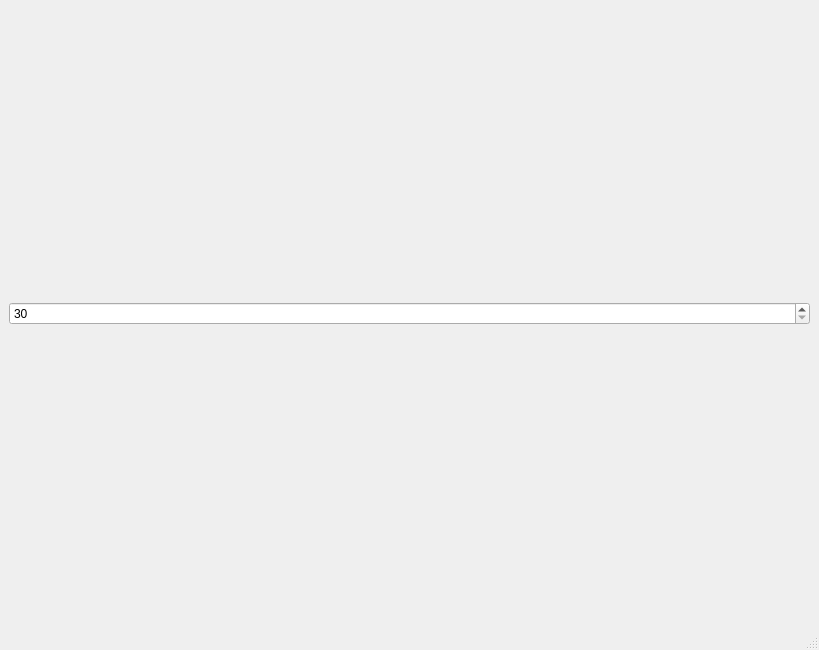
Old version of the form sphere-mov-viz/mainwindow.ui in the repository NastyaAR/cg-course-work.
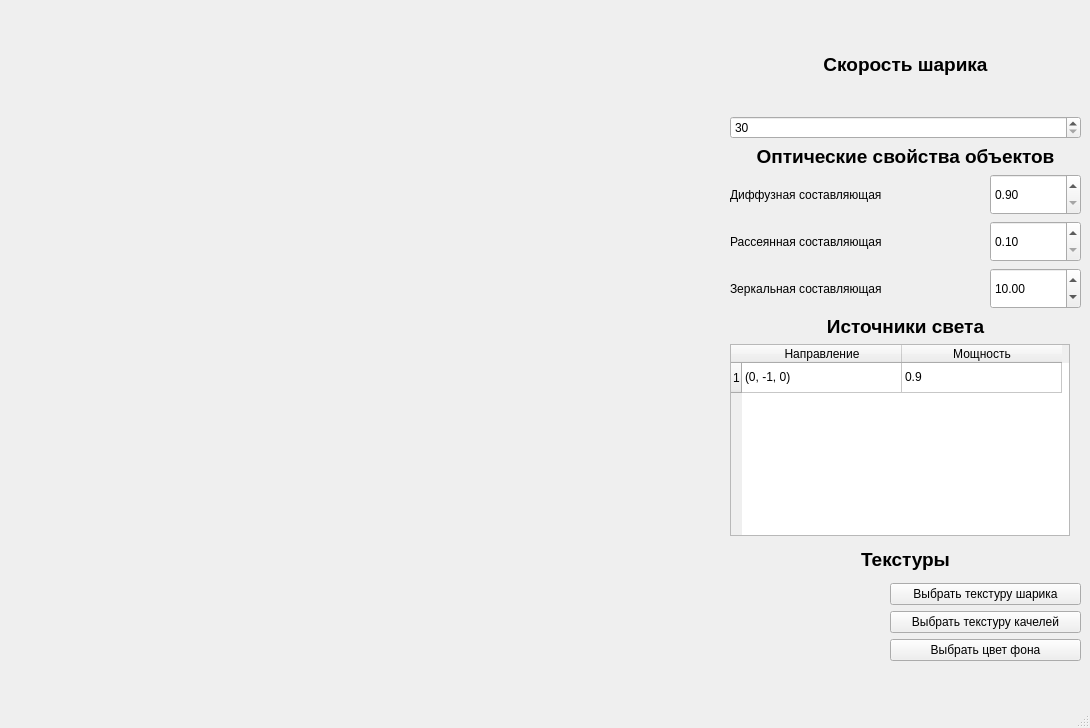
New version of the form.

Commit message: interface start, refactor

```diff
--- a/sphere-mov-viz/mainwindow.ui
+++ b/sphere-mov-viz/mainwindow.ui
@@ -6,32 +6,341 @@
    <rect>
     <x>0</x>
     <y>0</y>
-    <width>819</width>
-    <height>650</height>
+    <width>1090</width>
+    <height>728</height>
    </rect>
   </property>
   <property name="windowTitle">
    <string>Визуализация движения шарика на качелях</string>
   </property>
   <widget class="QWidget" name="centralwidget">
-   <layout class="QGridLayout" name="gridLayout_2">
-    <item row="0" column="0">
-     <widget class="QSpinBox" name="spinBox">
-      <property name="minimum">
-       <number>30</number>
-      </property>
-      <property name="maximum">
-       <number>250</number>
-      </property>
-      <property name="singleStep">
-       <number>10</number>
-      </property>
-     </widget>
-    </item>
-    <item row="1" column="0">
-     <layout class="QGridLayout" name="gridLayout"/>
-    </item>
-   </layout>
+   <widget class="QWidget" name="">
+    <property name="geometry">
+     <rect>
+      <x>30</x>
+      <y>20</y>
+      <width>681</width>
+      <height>641</height>
+     </rect>
+    </property>
+    <layout class="QGridLayout" name="gridLayout"/>
+   </widget>
+   <widget class="QWidget" name="">
+    <property name="geometry">
+     <rect>
+      <x>730</x>
+      <y>20</y>
+      <width>351</width>
+      <height>641</height>
+     </rect>
+    </property>
+    <layout class="QVBoxLayout" name="verticalLayout_4">
+     <item>
+      <layout class="QVBoxLayout" name="verticalLayout_2">
+       <item>
+        <widget class="QLabel" name="label">
+         <property name="text">
+          <string>&lt;html&gt;&lt;head/&gt;&lt;body&gt;&lt;p align=&quot;center&quot;&gt;&lt;span style=&quot; font-size:14pt; font-weight:600;&quot;&gt;Скорость шарика&lt;/span&gt;&lt;/p&gt;&lt;/body&gt;&lt;/html&gt;</string>
+         </property>
+        </widget>
+       </item>
+       <item>
+        <widget class="QSpinBox" name="spinBox">
+         <property name="minimum">
+          <number>30</number>
+         </property>
+         <property name="maximum">
+          <number>250</number>
+         </property>
+         <property name="singleStep">
+          <number>10</number>
+         </property>
+        </widget>
+       </item>
+      </layout>
+     </item>
+     <item>
+      <layout class="QGridLayout" name="gridLayout_3">
+       <item row="0" column="0">
+        <widget class="QLabel" name="label_3">
+         <property name="text">
+          <string>&lt;html&gt;&lt;head/&gt;&lt;body&gt;&lt;p align=&quot;center&quot;&gt;&lt;span style=&quot; font-size:14pt; font-weight:600;&quot;&gt;Оптические свойства объектов&lt;/span&gt;&lt;/p&gt;&lt;/body&gt;&lt;/html&gt;</string>
+         </property>
+        </widget>
+       </item>
+       <item row="1" column="0">
+        <layout class="QGridLayout" name="gridLayout_2">
+         <item row="2" column="1">
+          <widget class="QDoubleSpinBox" name="doubleSpinBox_3">
+           <property name="sizePolicy">
+            <sizepolicy hsizetype="Minimum" vsizetype="Minimum">
+             <horstretch>0</horstretch>
+             <verstretch>0</verstretch>
+            </sizepolicy>
+           </property>
+           <property name="minimumSize">
+            <size>
+             <width>91</width>
+             <height>41</height>
+            </size>
+           </property>
+           <property name="maximumSize">
+            <size>
+             <width>91</width>
+             <height>41</height>
+            </size>
+           </property>
+           <property name="minimum">
+            <double>0.900000000000000</double>
+           </property>
+           <property name="maximum">
+            <double>100.000000000000000</double>
+           </property>
+           <property name="singleStep">
+            <double>5.000000000000000</double>
+           </property>
+           <property name="value">
+            <double>10.000000000000000</double>
+           </property>
+          </widget>
+         </item>
+         <item row="0" column="1">
+          <widget class="QDoubleSpinBox" name="doubleSpinBox">
+           <property name="sizePolicy">
+            <sizepolicy hsizetype="Minimum" vsizetype="Minimum">
+             <horstretch>0</horstretch>
+             <verstretch>0</verstretch>
+            </sizepolicy>
+           </property>
+           <property name="minimumSize">
+            <size>
+             <width>91</width>
+             <height>41</height>
+            </size>
+           </property>
+           <property name="maximumSize">
+            <size>
+             <width>91</width>
+             <height>41</height>
+            </size>
+           </property>
+           <property name="minimum">
+            <double>0.900000000000000</double>
+           </property>
+           <property name="maximum">
+            <double>10.000000000000000</double>
+           </property>
+           <property name="singleStep">
+            <double>0.100000000000000</double>
+           </property>
+          </widget>
+         </item>
+         <item row="1" column="0">
+          <widget class="QLabel" name="label_5">
+           <property name="text">
+            <string>Рассеянная составляющая</string>
+           </property>
+          </widget>
+         </item>
+         <item row="1" column="1">
+          <widget class="QDoubleSpinBox" name="doubleSpinBox_2">
+           <property name="sizePolicy">
+            <sizepolicy hsizetype="Minimum" vsizetype="Minimum">
+             <horstretch>0</horstretch>
+             <verstretch>0</verstretch>
+            </sizepolicy>
+           </property>
+           <property name="minimumSize">
+            <size>
+             <width>91</width>
+             <height>41</height>
+            </size>
+           </property>
+           <property name="maximumSize">
+            <size>
+             <width>91</width>
+             <height>41</height>
+            </size>
+           </property>
+           <property name="minimum">
+            <double>0.100000000000000</double>
+           </property>
+           <property name="maximum">
+            <double>10.000000000000000</double>
+           </property>
+           <property name="singleStep">
+            <double>0.100000000000000</double>
+           </property>
+           <property name="value">
+            <double>0.100000000000000</double>
+           </property>
+          </widget>
+         </item>
+         <item row="0" column="0">
+          <widget class="QLabel" name="label_4">
+           <property name="text">
+            <string>Диффузная составляющая</string>
+           </property>
+          </widget>
+         </item>
+         <item row="2" column="0">
+          <widget class="QLabel" name="label_6">
+           <property name="text">
+            <string>Зеркальная составляющая</string>
+           </property>
+          </widget>
+         </item>
+        </layout>
+       </item>
+      </layout>
+     </item>
+     <item>
+      <layout class="QVBoxLayout" name="verticalLayout">
+       <item>
+        <widget class="QLabel" name="label_2">
+         <property name="text">
+          <string>&lt;html&gt;&lt;head/&gt;&lt;body&gt;&lt;p align=&quot;center&quot;&gt;&lt;span style=&quot; font-size:14pt; font-weight:600;&quot;&gt;Источники света&lt;/span&gt;&lt;/p&gt;&lt;/body&gt;&lt;/html&gt;</string>
+         </property>
+        </widget>
+       </item>
+       <item>
+        <widget class="QTableWidget" name="tableWidget">
+         <property name="sizePolicy">
+          <sizepolicy hsizetype="Fixed" vsizetype="Fixed">
+           <horstretch>0</horstretch>
+           <verstretch>0</verstretch>
+          </sizepolicy>
+         </property>
+         <property name="minimumSize">
+          <size>
+           <width>340</width>
+           <height>61</height>
+          </size>
+         </property>
+         <property name="maximumSize">
+          <size>
+           <width>221</width>
+           <height>16777215</height>
+          </size>
+         </property>
+         <property name="horizontalScrollBarPolicy">
+          <enum>Qt::ScrollBarAlwaysOff</enum>
+         </property>
+         <property name="autoScroll">
+          <bool>true</bool>
+         </property>
+         <property name="horizontalScrollMode">
+          <enum>QAbstractItemView::ScrollPerItem</enum>
+         </property>
+         <attribute name="horizontalHeaderDefaultSectionSize">
+          <number>160</number>
+         </attribute>
+         <row>
+          <property name="text">
+           <string>1</string>
+          </property>
+         </row>
+         <column>
+          <property name="text">
+           <string>Направление</string>
+          </property>
+         </column>
+         <column>
+          <property name="text">
+           <string>Мощность</string>
+          </property>
+         </column>
+         <item row="0" column="0">
+          <property name="text">
+           <string>(0, -1, 0)</string>
+          </property>
+         </item>
+         <item row="0" column="1">
+          <property name="text">
+           <string>0.9</string>
+          </property>
+         </item>
+        </widget>
+       </item>
+      </layout>
+     </item>
+     <item>
+      <layout class="QVBoxLayout" name="verticalLayout_3">
+       <item>
+        <widget class="QLabel" name="label_9">
+         <property name="text">
+          <string>&lt;html&gt;&lt;head/&gt;&lt;body&gt;&lt;p align=&quot;center&quot;&gt;&lt;span style=&quot; font-size:14pt; font-weight:600;&quot;&gt;Текстуры&lt;/span&gt;&lt;/p&gt;&lt;/body&gt;&lt;/html&gt;</string>
+         </property>
+        </widget>
+       </item>
+       <item>
+        <layout class="QGridLayout" name="gridLayout_4">
+         <item row="0" column="0">
+          <widget class="QLabel" name="label_7">
+           <property name="maximumSize">
+            <size>
+             <width>154</width>
+             <height>34</height>
+            </size>
+           </property>
+           <property name="text">
+            <string/>
+           </property>
+          </widget>
+         </item>
+         <item row="0" column="1">
+          <widget class="QPushButton" name="pushButton">
+           <property name="text">
+            <string>Выбрать текстуру шарика</string>
+           </property>
+          </widget>
+         </item>
+         <item row="1" column="0">
+          <widget class="QLabel" name="label_8">
+           <property name="maximumSize">
+            <size>
+             <width>154</width>
+             <height>34</height>
+            </size>
+           </property>
+           <property name="text">
+            <string/>
+           </property>
+          </widget>
+         </item>
+         <item row="1" column="1">
+          <widget class="QPushButton" name="pushButton_2">
+           <property name="text">
+            <string>Выбрать текстуру качелей</string>
+           </property>
+          </widget>
+         </item>
+         <item row="2" column="0">
+          <widget class="QLabel" name="label_10">
+           <property name="maximumSize">
+            <size>
+             <width>154</width>
+             <height>34</height>
+            </size>
+           </property>
+           <property name="text">
+            <string/>
+           </property>
+          </widget>
+         </item>
+         <item row="2" column="1">
+          <widget class="QPushButton" name="pushButton_3">
+           <property name="text">
+            <string>Выбрать цвет фона</string>
+           </property>
+          </widget>
+         </item>
+        </layout>
+       </item>
+      </layout>
+     </item>
+    </layout>
+   </widget>
   </widget>
   <widget class="QMenuBar" name="menubar">
    <property name="geometry">
```
Left out of the diff: 2 changed lines with no effect on the pictures. The commit also changes 6 other files.
